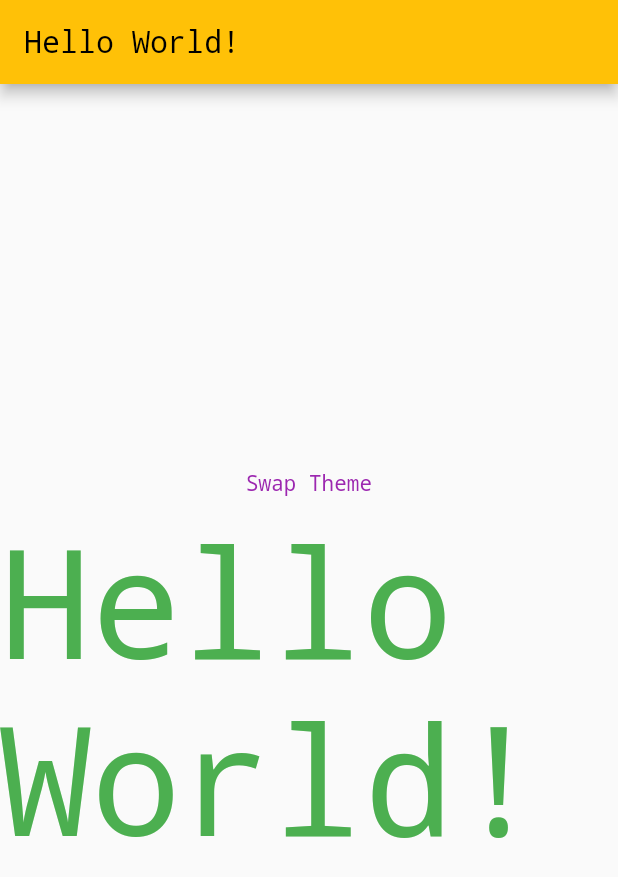
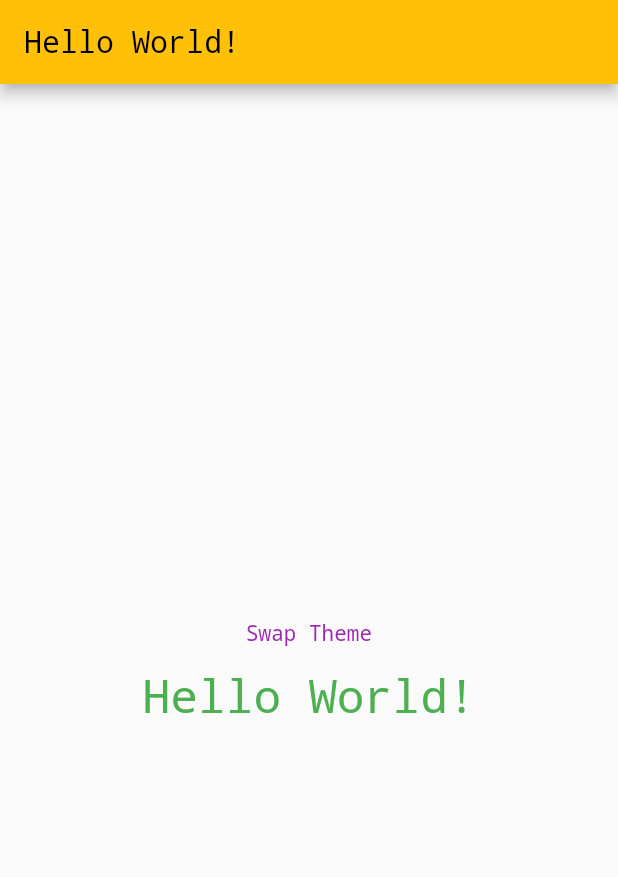
Before and after one commit to netTrek-Flutter/swr-flutter-2, a Flutter app: the ThemeExample screen opened directly, on a phone screen of 412 x 824 dp. Shown: the top 877 px of the screen. Run offline on Flutter 3.47's test engine with Material 2 defaults, Android fonts, the phone set to English and light mode, and no system bars; our stand-ins replace flutter_svg.

Commit message:
Beispiele für Ruth und Sabine

```diff
--- a/lib/samples/theme_example.dart
+++ b/lib/samples/theme_example.dart
@@ -100,7 +100,9 @@ class _ThemeExampleState extends State<ThemeExample> {
           textTheme: TextTheme(
             bodyText2: TextStyle(
               color: Colors.green,
-              fontSize: DefaultTextStyle.of(context).style.fontSize! *
+              fontSize: (Theme.of(context).textTheme.bodyText2 ??
+                          DefaultTextStyle.of(context).style)
+                      .fontSize! *
                   (size.width * 2 / 392.7),
             ),
           ),
```
